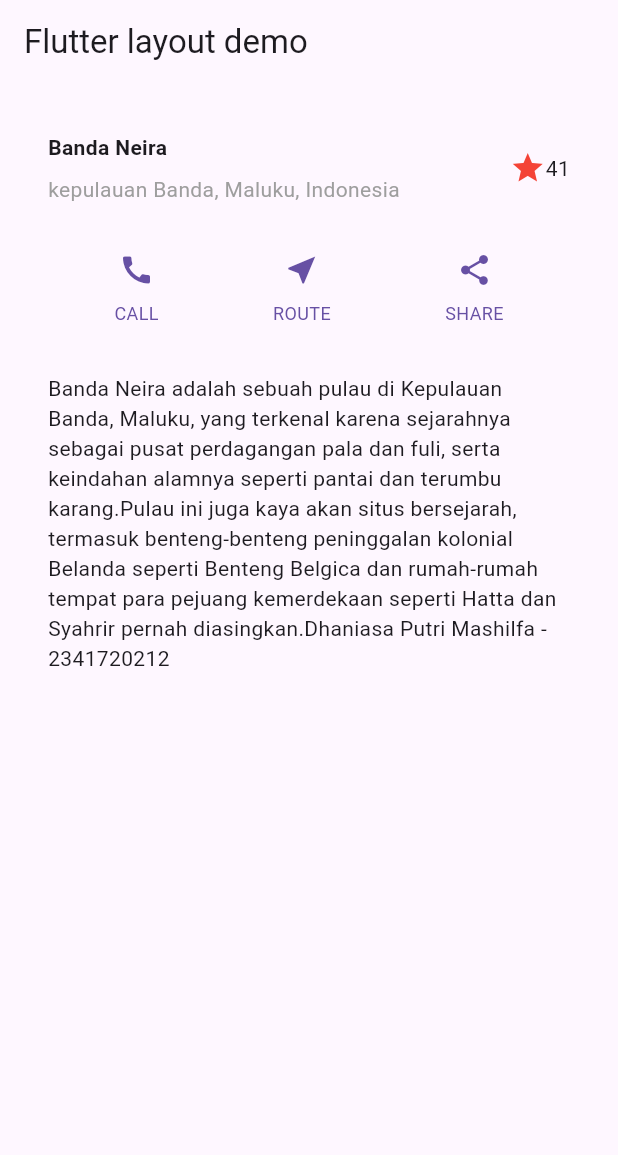
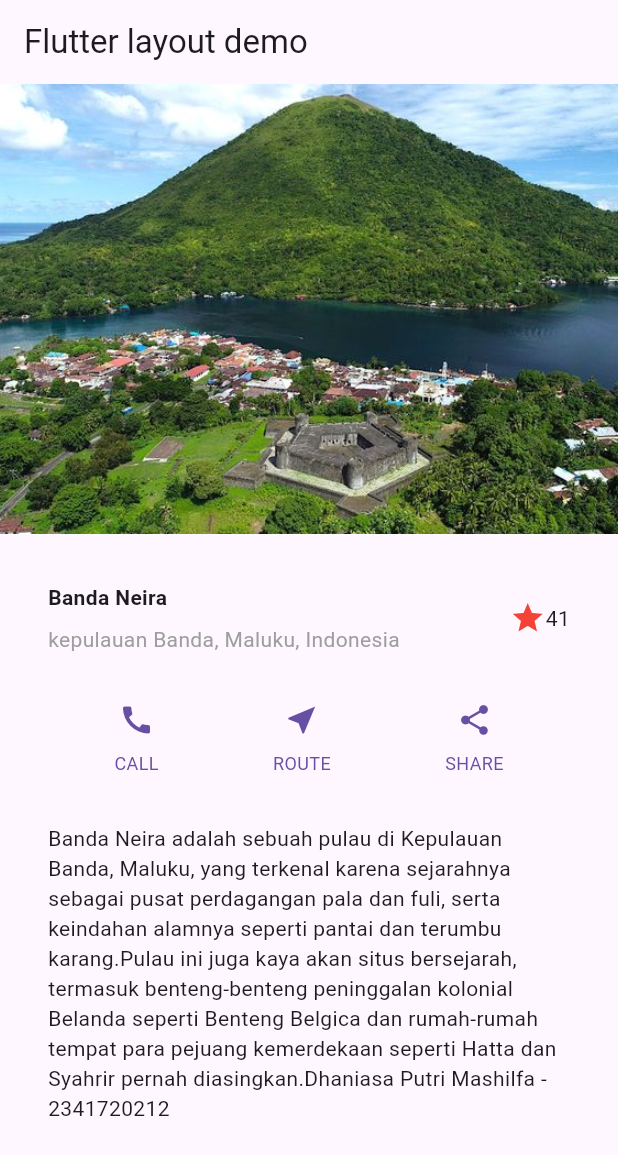
Before and after one commit to dhanisaptrri/mobile2025, a Flutter app: the screen it shows after launch, on a phone screen of 412 x 824 dp. Shown: the top 1155 px of the screen. Run offline on Flutter 3.47's test engine with Material 3 defaults, Android fonts, the phone set to English and light mode, and no system bars.

```diff
--- a/Jobsheet6/layout_flutter/lib/main.dart
+++ b/Jobsheet6/layout_flutter/lib/main.dart
@@ -89,8 +89,14 @@ class MyApp extends StatelessWidget {
         appBar: AppBar(
           title: const Text('Flutter layout demo'),
         ),
-        body: Column(
+        body: ListView(
           children: [
+            Image.asset(
+              'images/unduhan.jpeg',
+              width: double.infinity,
+              height: 300,
+              fit: BoxFit.cover,
+            ),
             titleSection,
             buttonSection,
             textSection,
--- a/Jobsheet6/layout_flutter/pubspec.yaml
+++ b/Jobsheet6/layout_flutter/pubspec.yaml
@@ -56,6 +56,10 @@ flutter:
   # included with your application, so that you can use the icons in
   # the material Icons class.
   uses-material-design: true
+  assets:
+    - images/bandaneira.jpeg
+    - images/neira.jpeg
+    - images/unduhan.jpeg
 
   # To add assets to your application, add an assets section, like this:
   # assets:
```
Also changed, not shown: Jobsheet6/layout_flutter/images/bandaneira.jpeg (renamed from Jobsheet6/layout_flutter/image/bandaneira.jpeg), Jobsheet6/layout_flutter/images/neira.jpeg (added), Jobsheet6/layout_flutter/images/unduhan.jpeg (added), 1 other file.
